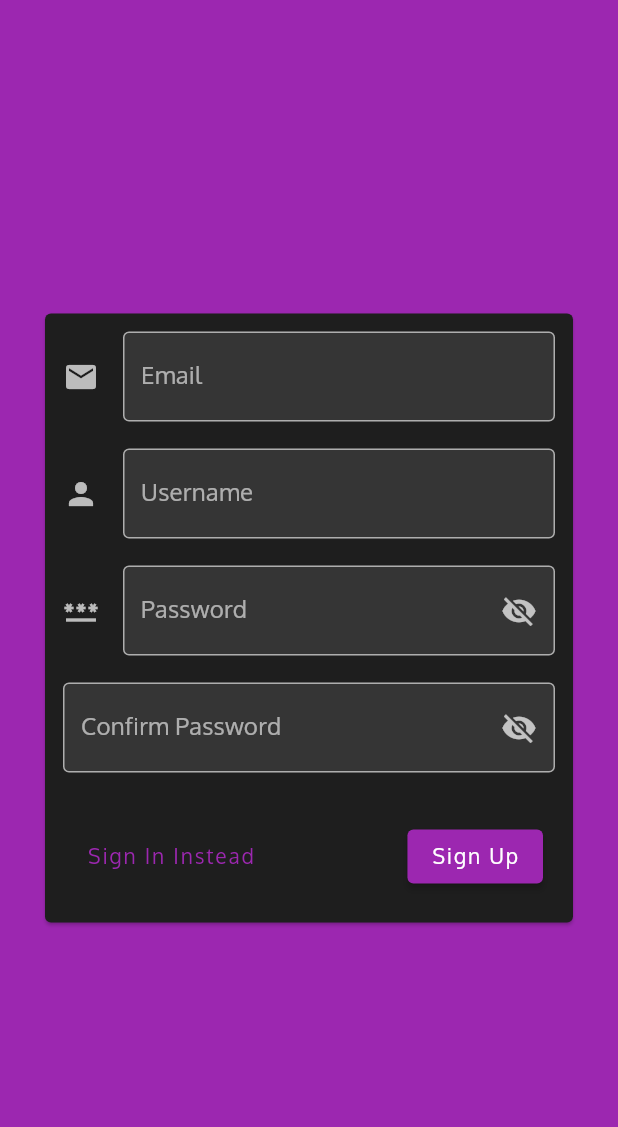
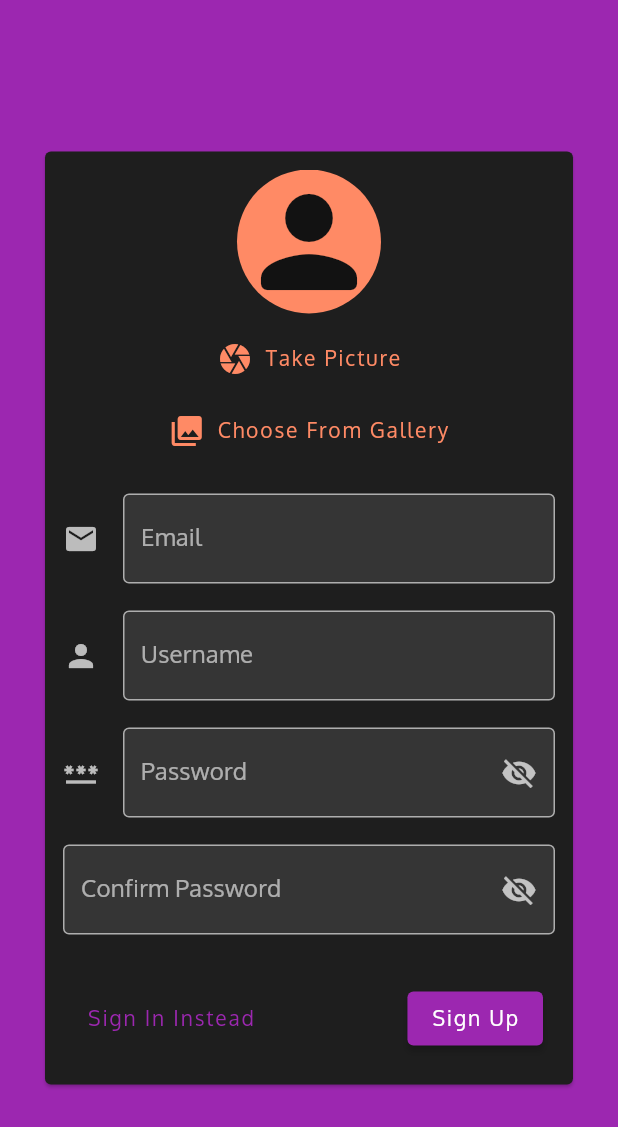
Before and after one commit to daviditco4/chat-app, a Flutter app: the screen it shows after launch, after a tap on an icon or button, on a phone screen of 412 x 824 dp. Shown: the top 1127 px of the screen. Run offline on Flutter 3.47's test engine with Material 2 defaults, Android fonts, the light colour scheme and no system bars; our stand-ins replace cloud_firestore, firebase_auth, image_picker; accounts and stored records are empty.

Commit message:
Add auth user image picker UI

```diff
--- a/lib/widgets/auth/auth_fields_column.dart
+++ b/lib/widgets/auth/auth_fields_column.dart
@@ -3,6 +3,7 @@ import 'package:flutter/material.dart';
 import 'auth_form.dart' show AuthMode;
 import 'confirm_password_form_field.dart';
 import 'password_form_field.dart';
+import 'user_image_picker.dart';
 
 class AuthFieldsColumn extends StatefulWidget {
   const AuthFieldsColumn({
@@ -44,35 +45,53 @@ class _AuthFieldsColumnState extends State<AuthFieldsColumn> {
   Widget _buildAnimatedChildVisibleOnCondition({
     required bool condition,
     required Widget child,
-    SizedBox topVerticalSpace = const SizedBox(),
+    SizedBox? onInvisibleWidget,
+    required SizedBox verticalSpace,
+    VerticalDirection verticalSpaceLocation = VerticalDirection.up,
   }) {
+    final hasTopSpace = (verticalSpaceLocation == VerticalDirection.up);
+
     return AnimatedCrossFade(
-      duration: const Duration(milliseconds: 300),
+      duration: const Duration(milliseconds: 500),
       sizeCurve: Curves.ease,
-      alignment: Alignment.bottomCenter,
+      alignment: hasTopSpace ? Alignment.bottomCenter : Alignment.topCenter,
       crossFadeState:
           condition ? CrossFadeState.showSecond : CrossFadeState.showFirst,
-      firstChild: Container(),
+      firstChild: onInvisibleWidget ?? Container(),
       secondChild: Column(
         mainAxisSize: MainAxisSize.min,
-        children: [topVerticalSpace, if (condition) child],
+        children: [
+          if (hasTopSpace) verticalSpace,
+          if (condition) child,
+          if (!hasTopSpace) verticalSpace,
+        ],
       ),
     );
   }
 
   @override
   Widget build(BuildContext context) {
-    final th = Theme.of(context);
+    final theme = Theme.of(context);
     const verticalSpace = SizedBox(height: 18.0);
-    final sgninMode = (widget.authMode == AuthMode.signin);
+    final isSigninMode = (widget.authMode == AuthMode.signin);
 
     return Theme(
-      data: th.copyWith(
-        colorScheme: th.colorScheme.copyWith(primary: th.colorScheme.secondary),
+      data: theme.copyWith(
+        colorScheme: theme.colorScheme.copyWith(
+          primary: theme.colorScheme.secondary,
+          onPrimary: theme.colorScheme.onSecondary,
+        ),
       ),
       child: Column(
         mainAxisSize: MainAxisSize.min,
         children: [
+          _buildAnimatedChildVisibleOnCondition(
+            condition: !isSigninMode,
+            child: UserImagePicker(),
+            onInvisibleWidget: SizedBox.fromSize(size: const Size.square(6.0)),
+            verticalSpace: verticalSpace,
+            verticalSpaceLocation: VerticalDirection.down,
+          ),
           TextFormField(
             enabled: widget.enabled,
             keyboardType: TextInputType.emailAddress,
@@ -88,18 +107,16 @@ class _AuthFieldsColumnState extends State<AuthFieldsColumn> {
             ),
           ),
           _buildAnimatedChildVisibleOnCondition(
-            condition: !sgninMode,
-            topVerticalSpace: verticalSpace,
+            condition: !isSigninMode,
+            verticalSpace: verticalSpace,
             child: TextFormField(
               enabled: widget.enabled,
               textInputAction: TextInputAction.next,
-              validator: (val) {
-                if (sgninMode) {
-                  return null;
-                } else if (val == null || val.length < 8 || val.length > 20) {
+              validator: (value) {
+                if (value == null || value.length < 8 || value.length > 20) {
                   return 'The username must have between 8 and 20 characters '
                       'in total.';
-                } else if (!_usernameRegExp.hasMatch(val)) {
+                } else if (!_usernameRegExp.hasMatch(value)) {
                   return 'The username must only contain letters, numbers '
                       'or single dots/underscores in between.';
                 }
@@ -115,16 +132,16 @@ class _AuthFieldsColumnState extends State<AuthFieldsColumn> {
           verticalSpace,
           PasswordFormField(
             enabled: widget.enabled,
-            controller: sgninMode ? null : _passwordController,
-            onSubmitted: sgninMode ? widget.onSubmitted : null,
-            onSaved: sgninMode ? widget.onPasswordSaved : null,
+            controller: isSigninMode ? null : _passwordController,
+            onSubmitted: isSigninMode ? widget.onSubmitted : null,
+            onSaved: isSigninMode ? widget.onPasswordSaved : null,
           ),
           _buildAnimatedChildVisibleOnCondition(
-            condition: !sgninMode,
-            topVerticalSpace: verticalSpace,
+            condition: !isSigninMode,
+            verticalSpace: verticalSpace,
             child: ConfirmPasswordFormField(
               validator: (value) {
-                if (sgninMode || value == _passwordController.text) return null;
+                if (value == _passwordController.text) return null;
                 return 'Passwords do not match.';
               },
               enabled: widget.enabled,
--- /dev/null
+++ b/lib/widgets/auth/user_image_picker.dart
@@ -0,0 +1,59 @@
+import 'dart:io';
+
+import 'package:flutter/material.dart';
+// ignore: import_of_legacy_library_into_null_safe
+import 'package:image_picker/image_picker.dart' as p;
+
+class UserImagePicker extends StatefulWidget {
+  @override
+  _UserImagePickerState createState() => _UserImagePickerState();
+}
+
+class _UserImagePickerState extends State<UserImagePicker> {
+  File? _pickedImg;
+
+  Future<void> _pickImage({required p.ImageSource source}) async {
+    final imagePicker = p.ImagePicker();
+    const imageDim = 500.0;
+    final p.PickedFile? image = await imagePicker.getImage(
+      source: source,
+      maxWidth: imageDim,
+      maxHeight: imageDim,
+      preferredCameraDevice: p.CameraDevice.front,
+    );
+
+    if (image != null) {
+      setState(() => _pickedImg = File(image.path));
+      // widget.pickImgCallback(_image!);
+    }
+  }
+
+  @override
+  Widget build(BuildContext context) {
+    const imgR = 48.0;
+    final sch = Theme.of(context).colorScheme;
+
+    return Column(
+      mainAxisSize: MainAxisSize.min,
+      children: [
+        CircleAvatar(
+          radius: imgR,
+          backgroundColor: sch.primary,
+          foregroundImage: _pickedImg == null ? null : FileImage(_pickedImg!),
+          child: Icon(Icons.person_rounded, size: imgR * 2, color: sch.surface),
+        ),
+        const SizedBox(height: 6.0),
+        TextButton.icon(
+          icon: const Icon(Icons.camera),
+          label: const Text('Take Picture'),
+          onPressed: () => _pickImage(source: p.ImageSource.camera),
+        ),
+        TextButton.icon(
+          icon: const Icon(Icons.photo_library),
+          label: const Text('Choose From Gallery'),
+          onPressed: () => _pickImage(source: p.ImageSource.gallery),
+        ),
+      ],
+    );
+  }
+}
```
